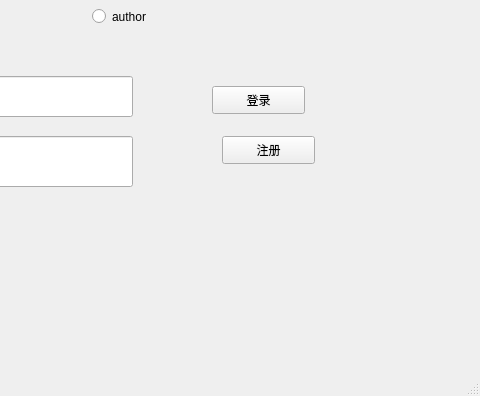
Old version of the form mainwindow.ui in the repository Abigail16/ireader; both pictures show x 398 to 878 and y 91 to 487 of the 878 by 487 pixel window.
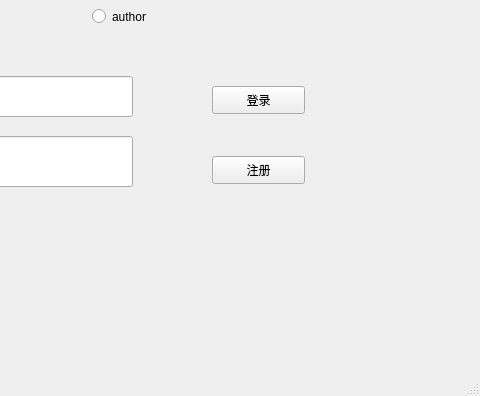
New version of the form.

Diff of the .ui file:
```diff
--- a/mainwindow.ui
+++ b/mainwindow.ui
@@ -30,8 +30,8 @@
    <widget class="QPushButton" name="pushButton_2">
     <property name="geometry">
      <rect>
-      <x>620</x>
-      <y>210</y>
+      <x>610</x>
+      <y>230</y>
       <width>93</width>
       <height>28</height>
      </rect>
```
Left out of the diff: 16 changed lines with no effect on the pictures.
